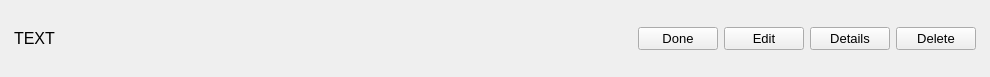
Qt form mainWindow/taskItemWidget.ui (denysfreiuk/ToDoManager-Cpp) before a commit.
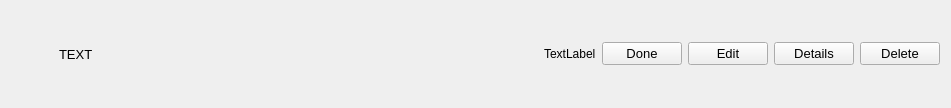
The same form after that commit. Icons and pictures are not drawn.

Commit message:
Improve UI design and fix layout bugs
- Unified and refined visual style across all widgets (QSS update)
- Fixed layout spacing and alignment issues in TaskItemWidget and ToolBox
- Enhanced hover effects and polished overall interface appearance

```diff
--- a/mainWindow/taskItemWidget.ui
+++ b/mainWindow/taskItemWidget.ui
@@ -6,8 +6,8 @@
    <rect>
     <x>0</x>
     <y>0</y>
-    <width>990</width>
-    <height>77</height>
+    <width>951</width>
+    <height>108</height>
    </rect>
   </property>
   <property name="windowTitle">
@@ -16,39 +16,70 @@
   <property name="styleSheet">
    <string notr="true"/>
   </property>
-  <layout class="QHBoxLayout" name="horizontalLayout">
+  <layout class="QHBoxLayout" name="horizontalLayout_4">
+   <item>
+    <layout class="QHBoxLayout" name="mainLayout" stretch="0,0">
+     <item>
+      <layout class="QHBoxLayout" name="horizontalLayout_2">
    <property name="spacing">
-    <number>6</number>
-   </property>
-   <property name="leftMargin">
-    <number>4</number>
-   </property>
-   <property name="topMargin">
-    <number>15</number>
-   </property>
-   <property name="rightMargin">
-    <number>4</number>
-   </property>
-   <property name="bottomMargin">
-    <number>15</number>
-   </property>
+        <number>0</number>
+       </property>
+       <item>
+        <widget class="QLabel" name="labelPriority">
+         <property name="minimumSize">
+          <size>
+           <width>24</width>
+           <height>24</height>
+          </size>
+         </property>
+         <property name="maximumSize">
+          <size>
+           <width>24</width>
+           <height>24</height>
+          </size>
+         </property>
+         <property name="text">
+          <string/>
+         </property>
+         <property name="pixmap">
+          <pixmap>:/todoApp/resources/icons/priority_low.png</pixmap>
+         </property>
+         <property name="scaledContents">
+          <bool>true</bool>
+         </property>
+        </widget>
+       </item>
    <item>
-    <layout class="QHBoxLayout" name="mainLayout">
-     <property name="spacing">
-      <number>6</number>
-     </property>
-     <property name="leftMargin">
-      <number>10</number>
-     </property>
-     <property name="topMargin">
-      <number>6</number>
-     </property>
-     <property name="rightMargin">
-      <number>10</number>
-     </property>
-     <property name="bottomMargin">
-      <number>6</number>
-     </property>
+        <widget class="QLabel" name="labelCheck">
+         <property name="sizePolicy">
+          <sizepolicy hsizetype="Preferred" vsizetype="Preferred">
+           <horstretch>0</horstretch>
+           <verstretch>0</verstretch>
+          </sizepolicy>
+         </property>
+         <property name="minimumSize">
+          <size>
+           <width>24</width>
+           <height>24</height>
+          </size>
+         </property>
+         <property name="maximumSize">
+          <size>
+           <width>24</width>
+           <height>24</height>
+          </size>
+         </property>
+         <property name="text">
+          <string/>
+         </property>
+         <property name="pixmap">
+          <pixmap>:/todoApp/resources/icons/check.png</pixmap>
+         </property>
+         <property name="scaledContents">
+          <bool>true</bool>
+         </property>
+        </widget>
+       </item>
      <item>
       <widget class="QLabel" name="titleLabel">
        <property name="sizePolicy">
@@ -59,7 +90,7 @@
        </property>
        <property name="font">
         <font>
-         <pointsize>12</pointsize>
+           <pointsize>10</pointsize>
         </font>
        </property>
        <property name="text">
@@ -74,6 +105,17 @@
       </widget>
      </item>
      <item>
+        <widget class="QLabel" name="labelDeadline">
+         <property name="text">
+          <string>TextLabel</string>
+         </property>
+        </widget>
+       </item>
+      </layout>
+     </item>
+     <item>
+      <layout class="QHBoxLayout" name="btnContainer">
+       <item>
       <widget class="QPushButton" name="doneButton">
        <property name="sizePolicy">
         <sizepolicy hsizetype="Preferred" vsizetype="Fixed">
@@ -147,6 +189,8 @@
         <string>Delete</string>
        </property>
       </widget>
+       </item>
+      </layout>
      </item>
     </layout>
    </item>
```
Lines whose indentation alone changed are shown as unchanged. The commit also changes 15 other files.
